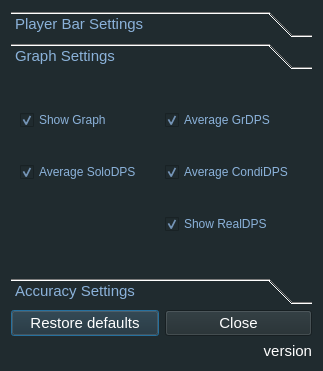
First picture: the form in configurator.ui, repository Tyrox92/Gw2SPECS, before the edit.
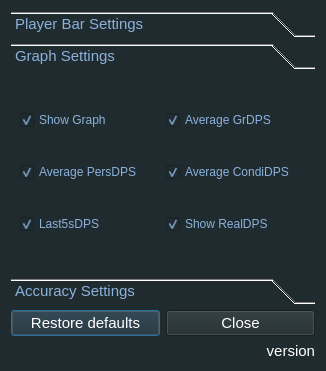
Second picture: the form after the edit. The open tabs and pages were chosen to show the change.

The edit to the form file:
```diff
--- a/configurator.ui
+++ b/configurator.ui
@@ -6,7 +6,7 @@
    <rect>
     <x>0</x>
     <y>0</y>
-    <width>323</width>
+    <width>326</width>
     <height>371</height>
    </rect>
   </property>
@@ -275,7 +275,7 @@
        <rect>
         <x>0</x>
         <y>0</y>
-        <width>305</width>
+        <width>308</width>
         <height>201</height>
        </rect>
       </property>
@@ -341,7 +341,20 @@
           <string>&lt;html&gt;&lt;head/&gt;&lt;body&gt;&lt;p&gt;Green Graph&lt;/p&gt;&lt;/body&gt;&lt;/html&gt;</string>
          </property>
          <property name="text">
-          <string>Average SoloDPS</string>
+          <string>Average PersDPS</string>
+         </property>
+         <property name="checked">
+          <bool>true</bool>
+         </property>
+        </widget>
+       </item>
+       <item row="4" column="0">
+        <widget class="QCheckBox" name="checkBoxGraph5sDPS">
+         <property name="toolTip">
+          <string>&lt;html&gt;&lt;head/&gt;&lt;body&gt;&lt;p&gt;Red Graph&lt;/p&gt;&lt;/body&gt;&lt;/html&gt;</string>
+         </property>
+         <property name="text">
+          <string>Last5sDPS</string>
          </property>
          <property name="checked">
           <bool>true</bool>
```
Left out of the diff: 39 changed lines with no effect on the pictures.
